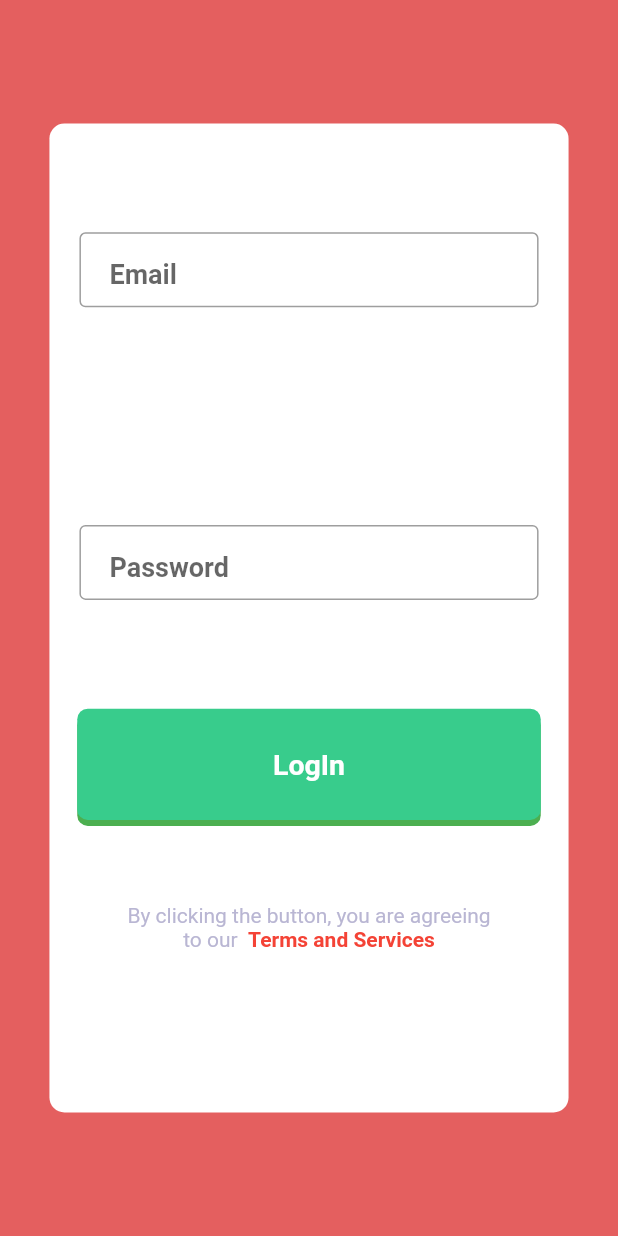
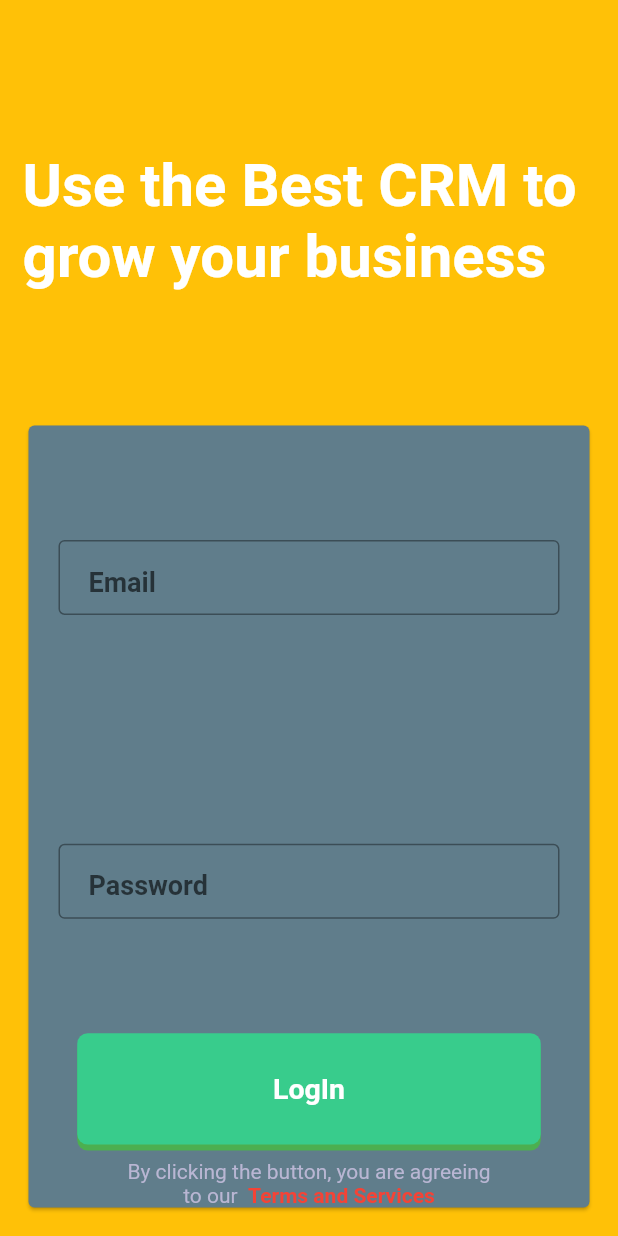
Before and after one commit to kapiljhajhria/crm_android_app, a Flutter app: the screen it shows after launch, on a phone screen of 412 x 824 dp. Run offline on Flutter 3.47's test engine with Material 2 defaults, Android fonts, the phone set to English and light mode, and no system bars; missing offline and left inert: requests; Roboto replaces fonts that are missing (Poppins).

Commit message:
rough login UI completed

```diff
--- a/lib/screens/login.dart
+++ b/lib/screens/login.dart
@@ -116,26 +116,32 @@ class _LogInScreenState extends State<LogInScreen> {
   @override
   Widget build(BuildContext context) {
     return Scaffold(
-      body: Stack(
+      body: SingleChildScrollView(
+        child: Container(
+            padding: EdgeInsets.fromLTRB(15, 15, 15, 15),
+            color: Colors.amber,
+            width: MediaQuery.of(context).size.width,
+            height: MediaQuery.of(context).size.height,
+            child: Column(
+//              mainAxisAlignment: MainAxisAlignment.spaceEvenly,
               children: <Widget>[
-          ColorFiltered(
-            colorFilter: ColorFilter.mode(
-                Color.fromRGBO(255, 122, 122, 1.0), BlendMode.color),
-            child: Container(
-              width: double.infinity,
-              height: double.infinity,
-              color: Colors.green,
+                Expanded(
+                  flex: 1,
+                  child: Center(
+                    child: Text(
+                      "Use the Best CRM to grow your business",
+                      style: TextStyle(
+                          fontWeight: FontWeight.bold,
+                          fontSize: 40,
+                          color: Colors.white),
                     ),
                   ),
-          Container(
-              decoration: BoxDecoration(
-                  color: Colors.white,
-                  borderRadius: BorderRadius.all(Radius.circular(10))),
-              margin: EdgeInsets.fromLTRB(
-                  MediaQuery.of(context).size.width * .08,
-                  MediaQuery.of(context).size.height * .1,
-                  MediaQuery.of(context).size.width * .08,
-                  MediaQuery.of(context).size.height * .1),
+                ),
+                Expanded(
+                  flex: 2,
+                  child: Card(
+//                  margin: EdgeInsets.all(5),
+                    color: Colors.blueGrey,
                     child: Column(
                       children: <Widget>[
                         formInputTextBox("Email", emailController),
@@ -148,7 +154,8 @@ class _LogInScreenState extends State<LogInScreen> {
                           },
                           child: Container(
                             decoration: BoxDecoration(
-                        borderRadius: BorderRadius.all(Radius.circular(7)),
+                              borderRadius:
+                                  BorderRadius.all(Radius.circular(7)),
                               color: Color.fromRGBO(56, 204, 140, 1.0),
                               boxShadow: [
                                 BoxShadow(
@@ -172,9 +179,7 @@ class _LogInScreenState extends State<LogInScreen> {
                             ),
                           ),
                         ),
-                  Expanded(
-                    flex: 1,
-                    child: Container(
+                        Container(
                             width: MediaQuery.of(context).size.width * 0.60,
                             margin: EdgeInsets.only(top: 10),
                             alignment: Alignment(1, -0.4),
@@ -190,7 +195,8 @@ class _LogInScreenState extends State<LogInScreen> {
                                           'By clicking the button, you are agreeing to our  ',
                                       style: TextStyle(
                                           fontSize: 14,
-                                      color: Color.fromRGBO(185, 182, 211, 1.0),
+                                          color: Color.fromRGBO(
+                                              185, 182, 211, 1.0),
                                           fontWeight: FontWeight.w400)),
                                   TextSpan(
                                       text: "Terms and Services",
@@ -200,11 +206,13 @@ class _LogInScreenState extends State<LogInScreen> {
                                           fontWeight: FontWeight.w600)),
                                 ],
                               ),
-                        )),
+                            ))
+                      ],
+                    ),
+                  ),
                 ),
               ],
             )),
-        ],
       ),
     );
   }
```
Lines whose indentation alone changed are shown as unchanged.
